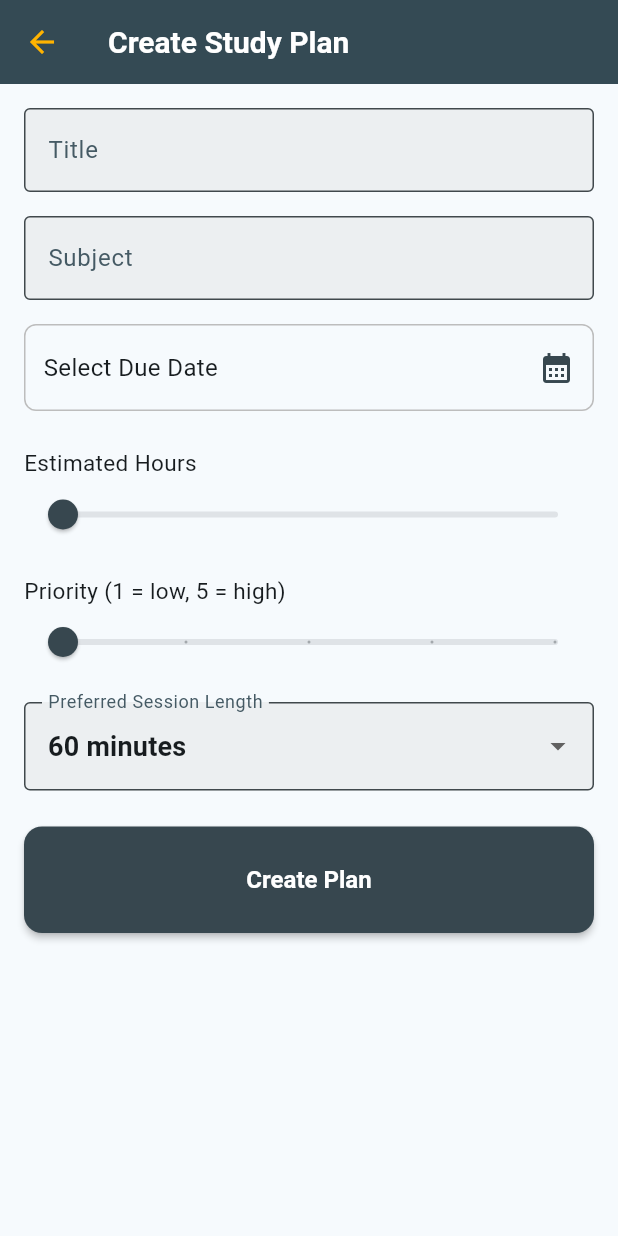
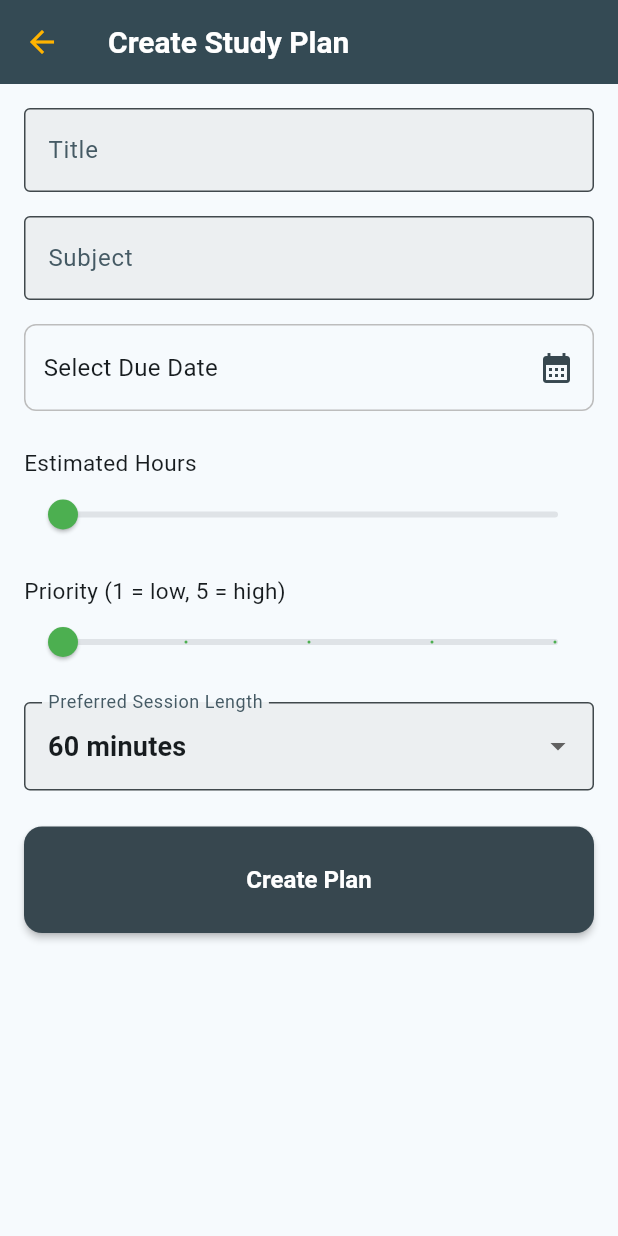
Before and after one commit to Rethabile2004/study-planner-flutter, a Flutter app: the CreatePlanScreen screen opened by its route, on a phone screen of 412 x 824 dp. Run offline on Flutter 3.47's test engine with Material 3 defaults, Android fonts, the phone set to English and light mode, and no system bars; our stand-ins replace cloud_firestore, firebase_auth, firebase_core; accounts and stored records are empty; Roboto replaces fonts that are missing (LibreFranklin).

Commit message:
optimized the ui

```diff
--- a/lib/main.dart
+++ b/lib/main.dart
@@ -166,12 +166,12 @@ class WebsiteButton extends StatelessWidget {
   const WebsiteButton({super.key});
 
   // The URL to launch
-  final String websiteUrl = 'https://www.google.com';
+  final String websiteUrl = 'https://github.com/Rethabile2004';
 
   // Function to launch the URL
   Future<void> _launchUrl() async {
     final Uri uri = Uri.parse(websiteUrl);
-    if (!await launchUrl(uri, mode: LaunchMode.externalApplication)) {
+    if (!await launchUrl(uri, mode: LaunchMode.platformDefault)) {
       throw 'Could not launch $websiteUrl';
     }
   }
--- a/lib/views/create_plan.dart
+++ b/lib/views/create_plan.dart
@@ -20,6 +20,30 @@ class _CreatePlanScreenState extends State<CreatePlanScreen> {
   double _priority = 1;
   int _preferredMinutes = 60;
 
+  Color sliderColor(double p) {
+    switch (p) {
+      case 5:
+        return Colors.red;
+      case 4:
+        return Colors.orange;
+      // case 3:return Colors.green;
+    }
+    return Colors.green;
+  }
+
+  Color hoursSliderColor(String h) {
+    switch (h) {
+      case '5 hrs':
+        return Colors.red;
+      case '4 hrs':
+        return Colors.green;
+      case '3 hrs':
+        return Colors.blue;
+      // case 3:return Colors.green;
+    }
+    return Colors.green;
+  }
+
   Future<void> _pickDueDate() async {
     final now = DateTime.now();
 
@@ -39,9 +63,9 @@ class _CreatePlanScreenState extends State<CreatePlanScreen> {
     if (!_formKey.currentState!.validate()) return;
 
     if (_dueDate == null) {
-      ScaffoldMessenger.of(context).showSnackBar(
-        const SnackBar(content: Text('Select a due date')),
-      );
+      ScaffoldMessenger.of(
+        context,
+      ).showSnackBar(const SnackBar(content: Text('Select a due date')));
       return;
     }
 
@@ -64,18 +88,16 @@ class _CreatePlanScreenState extends State<CreatePlanScreen> {
 
       Navigator.pop(context);
     } catch (e) {
-      ScaffoldMessenger.of(context).showSnackBar(
-        SnackBar(content: Text(e.toString())),
-      );
+      ScaffoldMessenger.of(
+        context,
+      ).showSnackBar(SnackBar(content: Text(e.toString())));
     }
   }
 
   @override
   Widget build(BuildContext context) {
     return Scaffold(
-      appBar: AppBar(
-        title: const Text("Create Study Plan"),
-      ),
+      appBar: AppBar(title: const Text("Create Study Plan")),
       body: SingleChildScrollView(
         padding: const EdgeInsets.all(16),
         child: Form(
@@ -90,8 +112,9 @@ class _CreatePlanScreenState extends State<CreatePlanScreen> {
                   labelText: "Title",
                   border: OutlineInputBorder(),
                 ),
-                validator: (v) =>
-                    v == null || v.trim().isEmpty ? "Enter a title" : null,
+                validator:
+                    (v) =>
+                        v == null || v.trim().isEmpty ? "Enter a title" : null,
               ),
 
               const SizedBox(height: 16),
@@ -142,6 +165,7 @@ class _CreatePlanScreenState extends State<CreatePlanScreen> {
                 value: _estimatedHours,
                 min: 1,
                 max: 5,
+                activeColor: sliderColor(this._estimatedHours),
                 divisions: 99,
                 label: "${_estimatedHours.toInt()} hrs",
                 onChanged: (v) => setState(() => _estimatedHours = v),
@@ -156,6 +180,7 @@ class _CreatePlanScreenState extends State<CreatePlanScreen> {
                 min: 1,
                 max: 5,
                 divisions: 4,
+                activeColor: sliderColor(this._priority),
                 label: "${_priority.toInt()}",
                 onChanged: (v) => setState(() => _priority = v),
               ),
```
